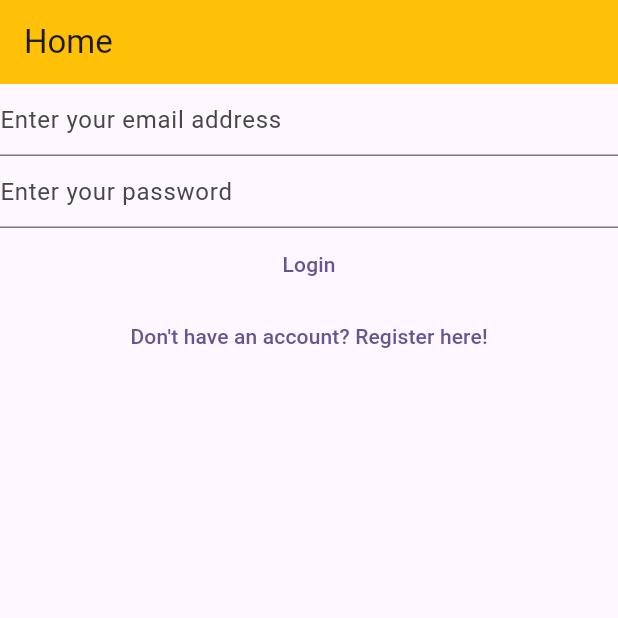
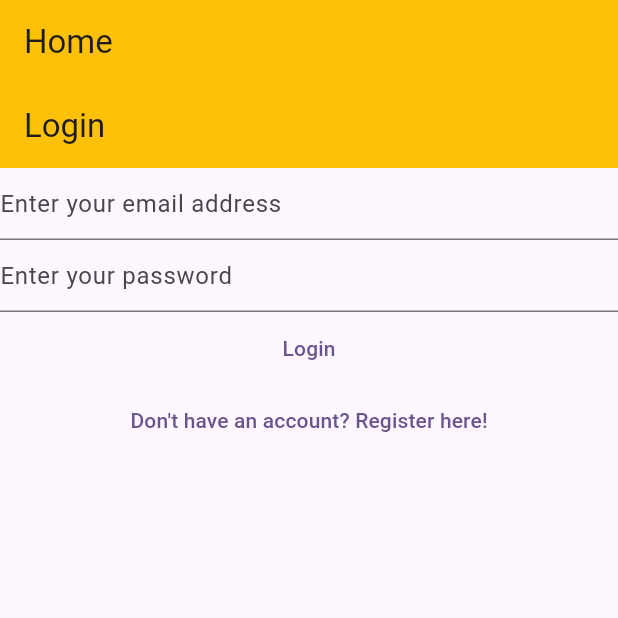
Before and after one commit to BatugaRC/Flutter-notes-app, a Flutter app: the screen it shows after launch, on a phone screen of 412 x 824 dp, the top half of it. Run offline on Flutter 3.47's test engine with Material 2 defaults, Android fonts, the phone set to English and light mode, and no system bars; our stand-ins replace firebase_auth, firebase_core; accounts and stored records are empty.

Commit message:
Created Routes between all pages

```diff
--- a/lib/views/login_view.dart
+++ b/lib/views/login_view.dart
@@ -28,7 +28,12 @@ class _LoginViewState extends State<LoginView> {
 
   @override
   Widget build(BuildContext context) {
-    return Column(
+    return Scaffold(
+      appBar: AppBar(
+        title: const Text("Login"),
+        backgroundColor: Colors.amber,
+      ),
+      body: Column(
         children: [
           TextField(
             controller: _email,
@@ -54,7 +59,8 @@ class _LoginViewState extends State<LoginView> {
               final password = _password.text;
               try {
                 final userCredential = await FirebaseAuth.instance
-                  .signInWithEmailAndPassword(email: email, password: password);
+                    .signInWithEmailAndPassword(
+                        email: email, password: password);
                 print(userCredential);
               } on FirebaseAuthException catch (e) {
                 if (e.code == "user-not-found") {
@@ -68,14 +74,12 @@ class _LoginViewState extends State<LoginView> {
           ),
           TextButton(
               onPressed: () {
-            Navigator.of(context).pushNamedAndRemoveUntil(
-              "/register/",
-              (route) => false
-              );
+                Navigator.of(context)
+                    .pushNamedAndRemoveUntil("/register/", (route) => false);
               },
-          child: const Text("Don't have an account? Register here!")
-        )
+              child: const Text("Don't have an account? Register here!"))
         ],
+      ),
     );
   }
 }
--- a/lib/views/register_view.dart
+++ b/lib/views/register_view.dart
@@ -74,6 +74,13 @@ class _RegisterViewState extends State<RegisterView> {
             },
             child: const Text("Register"),
           ),
+          TextButton(
+            onPressed: () {
+              Navigator.of(context)
+                  .pushNamedAndRemoveUntil("/login/", (route) => false);
+            },
+            child: const Text("Already have an account? Login here!"),
+          )
         ],
       ),
     );
```
Lines whose indentation alone changed are shown as unchanged.
